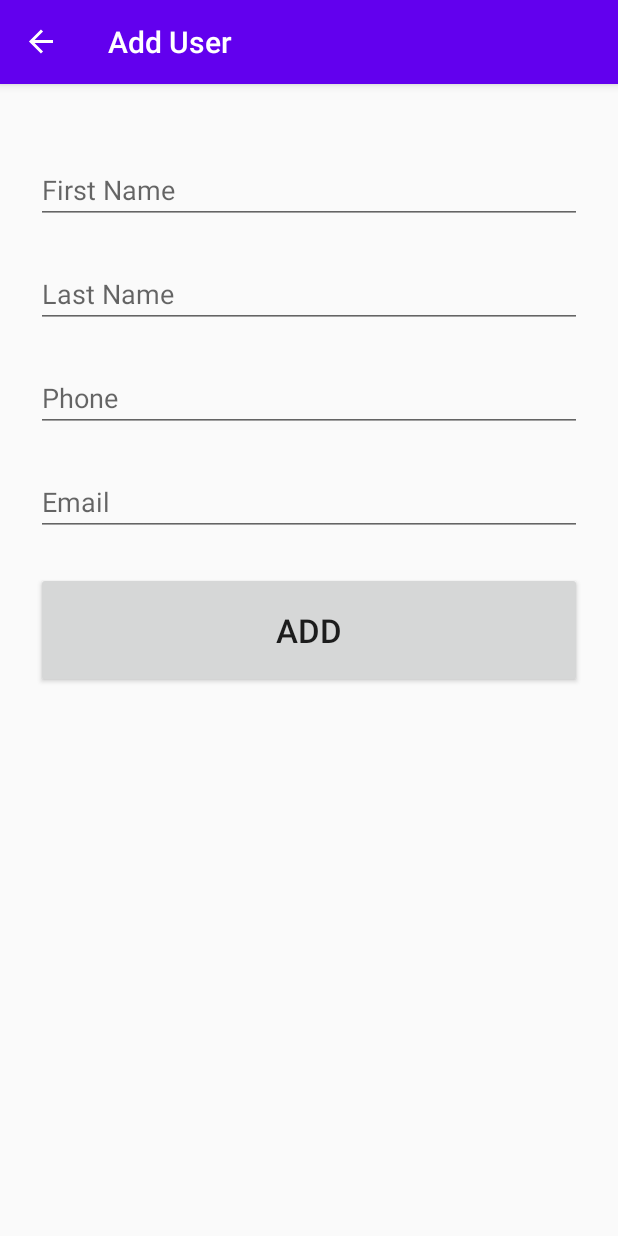
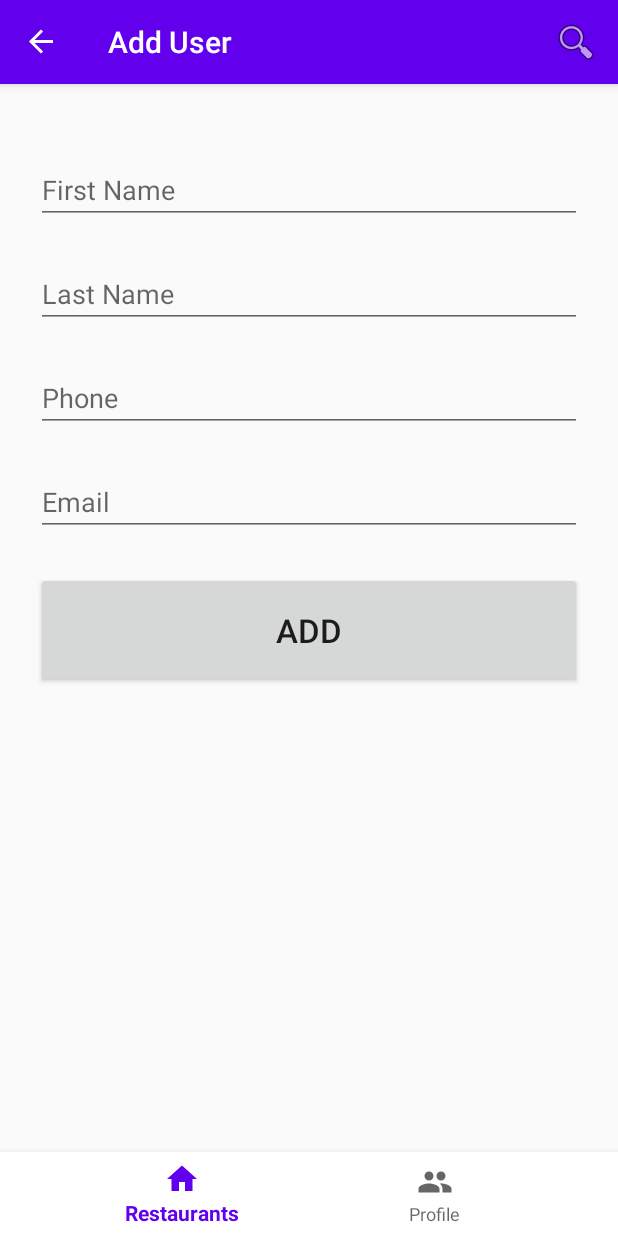
Before and after one commit to mihaly-bence16/WhereToEat, an Android app: the AddFragment screen opened through its navigation route, on a phone screen of 412 x 824 dp. Run offline under Robolectric (Android 15) with nearby library versions, the phone set to English and light mode, and no system bars; our stand-ins replace Dagger/Hilt's generated code, navigation-ui, paging; libraries missing offline, so code that uses them is left out: androidx.hilt, androidx.hilt.lifecycle; pictures from the network do not load; 1 statement that could not run was skipped.

Commit message:
code cleanup+review Switched options menu navbar with bottom menu navbar

```diff
--- a/app/src/main/java/com/example/wheretoeat/MainActivity.kt
+++ b/app/src/main/java/com/example/wheretoeat/MainActivity.kt
@@ -2,12 +2,19 @@ package com.example.wheretoeat
 
 import androidx.appcompat.app.AppCompatActivity
 import android.os.Bundle
+import android.view.Menu
+import android.view.MenuItem
 import androidx.navigation.NavController
 import androidx.navigation.fragment.NavHostFragment
 import androidx.navigation.fragment.findNavController
 import androidx.navigation.ui.AppBarConfiguration
+import androidx.navigation.ui.onNavDestinationSelected
 import androidx.navigation.ui.setupActionBarWithNavController
+import androidx.navigation.ui.setupWithNavController
+import com.google.android.material.bottomnavigation.BottomNavigationMenu
+import com.google.android.material.bottomnavigation.BottomNavigationView
 import dagger.hilt.android.AndroidEntryPoint
+import kotlinx.android.synthetic.main.activity_main.*
 
 @AndroidEntryPoint
 class MainActivity : AppCompatActivity() {
@@ -21,9 +28,17 @@ class MainActivity : AppCompatActivity() {
             supportFragmentManager.findFragmentById(R.id.nav_host_fragment_main) as NavHostFragment
         navController = navHostFragment.findNavController()
 
+        val bottomNavView = findViewById<BottomNavigationView>(R.id.bottomNavigationView)
         val appBarConfiguration = AppBarConfiguration(navController.graph)
         setupActionBarWithNavController(navController,appBarConfiguration)
 
+        bottomNavView.setupWithNavController(navController)
+
+    }
+
+    override fun onCreateOptionsMenu(menu: Menu?): Boolean {
+        menuInflater.inflate(R.menu.menu_list,menu)
+        return true
     }
 
     override fun onSupportNavigateUp(): Boolean {
--- a/app/src/main/java/com/example/wheretoeat/data/api/RatParkApi.kt
+++ b/app/src/main/java/com/example/wheretoeat/data/api/RatParkApi.kt
@@ -6,7 +6,7 @@ import retrofit2.http.Query
 interface RatParkApi {
 
     companion object{
-        const val BASE_URL="http://86.120.35.107:1680/"
+        const val BASE_URL="https://ratpark-api.imok.space/"
     }
 
     @GET("restaurants")
--- a/app/src/main/java/com/example/wheretoeat/ui/Profile/AddFragment.kt
+++ b/app/src/main/java/com/example/wheretoeat/ui/Profile/AddFragment.kt
@@ -5,17 +5,24 @@ import androidx.fragment.app.Fragment
 import android.view.LayoutInflater
 import android.view.View
 import android.view.ViewGroup
+import androidx.lifecycle.ViewModelProvider
 import com.example.wheretoeat.R
+import com.example.wheretoeat.data.User.UserViewModel
 
 
 class AddFragment : Fragment() {
+
+    private lateinit var userViewModel: UserViewModel
 
     override fun onCreateView(
         inflater: LayoutInflater, container: ViewGroup?,
         savedInstanceState: Bundle?
     ): View? {
         // Inflate the layout for this fragment
-        return inflater.inflate(R.layout.fragment_add, container, false)
+        val view = inflater.inflate(R.layout.fragment_add, container, false)
+
+        userViewModel=ViewModelProvider(this).get(UserViewModel::class.java)
+        return view
     }
 
 
--- a/app/src/main/java/com/example/wheretoeat/ui/list/RestaurantFragment.kt
+++ b/app/src/main/java/com/example/wheretoeat/ui/list/RestaurantFragment.kt
@@ -3,12 +3,14 @@ package com.example.wheretoeat.ui.list
 import android.os.Bundle
 import android.view.Menu
 import android.view.MenuInflater
+import android.view.MenuItem
 import android.view.View
 import androidx.appcompat.widget.SearchView
 import androidx.core.view.isVisible
 import androidx.fragment.app.Fragment
 import androidx.fragment.app.viewModels
 import androidx.navigation.fragment.findNavController
+import androidx.navigation.ui.onNavDestinationSelected
 import androidx.paging.LoadState
 import com.example.wheretoeat.R
 import com.example.wheretoeat.data.model.Restaurant
@@ -85,8 +87,6 @@ class RestaurantFragment : Fragment(R.layout.fragment_restaurant_list),Restauran
     override fun onCreateOptionsMenu(menu: Menu, inflater: MenuInflater) {
         super.onCreateOptionsMenu(menu, inflater)
 
-        inflater.inflate(R.menu.menu_list,menu)
-
         val searchCity=menu.findItem(R.id.action_search)
         val searchView=searchCity.actionView as SearchView
 
--- /dev/null
+++ b/app/src/main/res/drawable/ic_home.xml
@@ -0,0 +1,10 @@
+<vector xmlns:android="http://schemas.android.com/apk/res/android"
+    android:width="24dp"
+    android:height="24dp"
+    android:viewportWidth="24"
+    android:viewportHeight="24"
+    android:tint="?attr/colorControlNormal">
+  <path
+      android:fillColor="@android:color/white"
+      android:pathData="M10,20v-6h4v6h5v-8h3L12,3 2,12h3v8z"/>
+</vector>
--- /dev/null
+++ b/app/src/main/res/drawable/ic_profile.xml
@@ -0,0 +1,10 @@
+<vector xmlns:android="http://schemas.android.com/apk/res/android"
+    android:width="24dp"
+    android:height="24dp"
+    android:viewportWidth="24"
+    android:viewportHeight="24"
+    android:tint="?attr/colorControlNormal">
+  <path
+      android:fillColor="@android:color/white"
+      android:pathData="M16,11c1.66,0 2.99,-1.34 2.99,-3S17.66,5 16,5c-1.66,0 -3,1.34 -3,3s1.34,3 3,3zM8,11c1.66,0 2.99,-1.34 2.99,-3S9.66,5 8,5C6.34,5 5,6.34 5,8s1.34,3 3,3zM8,13c-2.33,0 -7,1.17 -7,3.5L1,19h14v-2.5c0,-2.33 -4.67,-3.5 -7,-3.5zM16,13c-0.29,0 -0.62,0.02 -0.97,0.05 1.16,0.84 1.97,1.97 1.97,3.45L17,19h6v-2.5c0,-2.33 -4.67,-3.5 -7,-3.5z"/>
+</vector>
--- a/app/src/main/res/layout/activity_main.xml
+++ b/app/src/main/res/layout/activity_main.xml
@@ -12,5 +12,17 @@
         android:layout_width="match_parent"
         android:layout_height="match_parent"
         app:navGraph="@navigation/nav_graph"
-        app:defaultNavHost="true"/>
+        app:defaultNavHost="true">
+    </androidx.fragment.app.FragmentContainerView>
+
+    <com.google.android.material.bottomnavigation.BottomNavigationView
+        android:id="@+id/bottomNavigationView"
+        android:layout_width="0dp"
+        android:layout_height="wrap_content"
+        android:background="#fff"
+        app:layout_constraintBottom_toBottomOf="parent"
+        app:layout_constraintEnd_toEndOf="parent"
+        app:layout_constraintStart_toStartOf="parent"
+        app:menu="@menu/bottom_menu" />
+
 </androidx.constraintlayout.widget.ConstraintLayout>
--- a/app/src/main/res/layout/fragment_profile.xml
+++ b/app/src/main/res/layout/fragment_profile.xml
@@ -21,7 +21,7 @@
         android:layout_width="wrap_content"
         android:layout_height="wrap_content"
         android:layout_marginEnd="24dp"
-        android:layout_marginBottom="24dp"
+        android:layout_marginBottom="72dp"
         android:clickable="true"
         android:src="@drawable/ic_baseline_add_24"
         app:layout_constraintBottom_toBottomOf="parent"
--- /dev/null
+++ b/app/src/main/res/menu/bottom_menu.xml
@@ -0,0 +1,12 @@
+<?xml version="1.0" encoding="utf-8"?>
+<menu xmlns:android="http://schemas.android.com/apk/res/android">
+
+<item
+    android:id="@+id/restaurantFragment"
+    android:icon="@drawable/ic_home"
+    android:title="Restaurants" />
+<item
+    android:id="@+id/fragmentProfile"
+    android:icon="@drawable/ic_profile"
+    android:title="Profile" />
+</menu>
--- a/app/src/main/res/menu/menu_list.xml
+++ b/app/src/main/res/menu/menu_list.xml
@@ -10,7 +10,7 @@
         app:showAsAction="ifRoom|collapseActionView"
         />
 
-    <item
+    <!--<item
         android:id="@+id/profileFragment"
         android:title="Profile"
         android:menuCategory="secondary"
@@ -21,5 +21,5 @@
         android:menuCategory="secondary"
         android:title="Restaurants"
         app:showAsAction="never"
-        />
+        />-->
 </menu>
```
